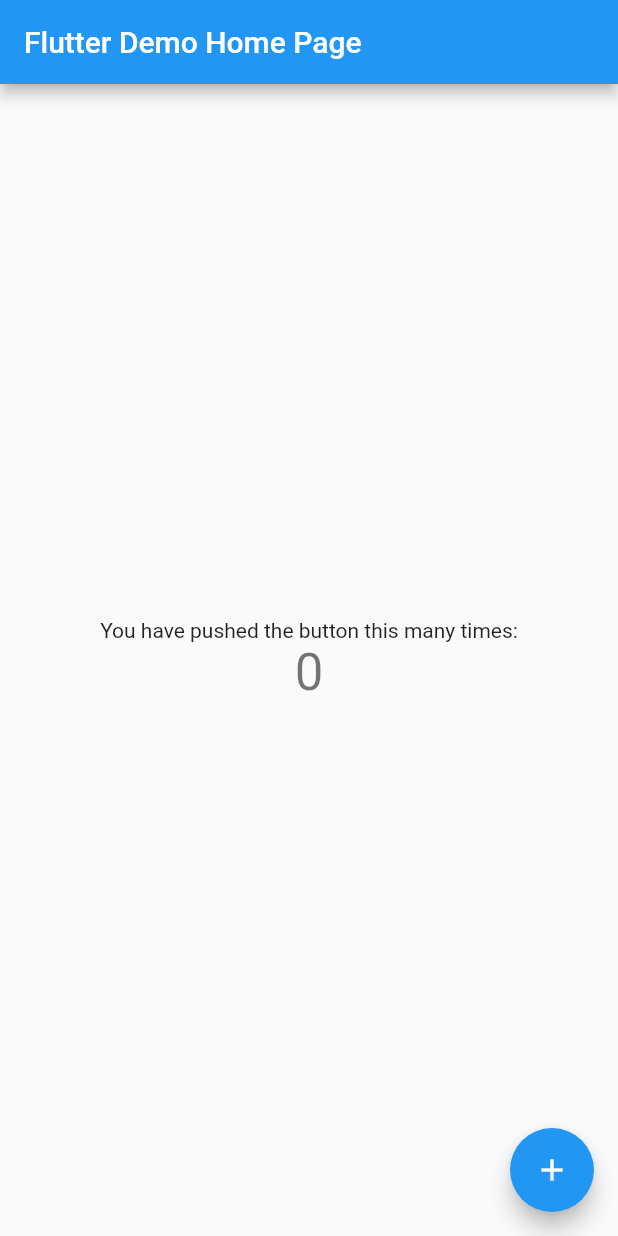
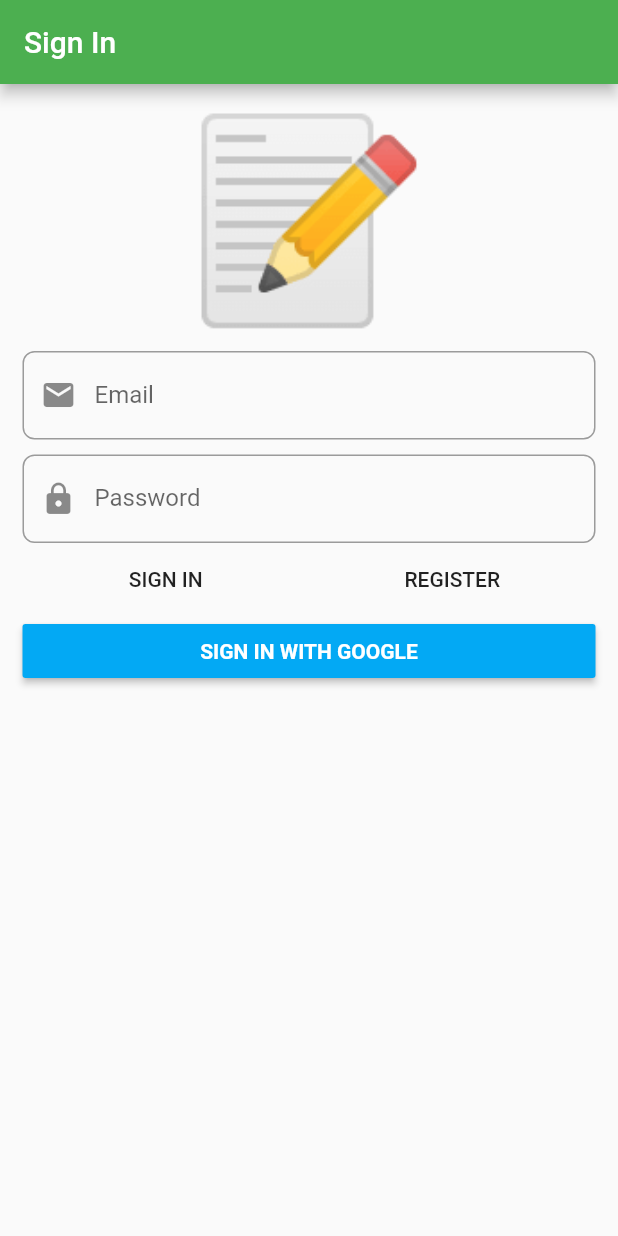
Before and after one commit to GuiFSs/Notes_Firebase_DDD_Course, a Flutter app: the screen it shows after launch, on a phone screen of 412 x 824 dp. Run offline on Flutter 3.47's test engine with Material 2 defaults, Android fonts, the phone set to English and light mode, and no system bars; our stand-ins replace dartz, firebase_auth, flushbar, flutter_mobx, freezed_annotation, get_it and 3 more; accounts and stored records are empty; generated files the repository leaves out were written again; statements that could not run were skipped.

Commit message:
finished video #8

```diff
--- a/lib/domain/auth/value_objects.dart
+++ b/lib/domain/auth/value_objects.dart
@@ -4,6 +4,7 @@ import 'package:notes_firebase_DDD_course/domain/core/value_objects.dart';
 import 'package:notes_firebase_DDD_course/domain/core/value_validators.dart';
 
 class EmailAddress extends ValueObject<String> {
+  @override
   final Either<ValueFailure<String>, String> value;
 
   factory EmailAddress(String input) {
@@ -15,6 +16,7 @@ class EmailAddress extends ValueObject<String> {
 }
 
 class Password extends ValueObject<String> {
+  @override
   final Either<ValueFailure<String>, String> value;
 
   factory Password(String input) {
--- /dev/null
+++ b/lib/injection.dart
@@ -0,0 +1,11 @@
+import 'package:get_it/get_it.dart';
+import 'package:injectable/injectable.dart';
+
+import 'injection.iconfig.dart';
+
+final GetIt getIt = GetIt.instance;
+
+@injectableInit
+void configureInjection(String env) {
+  $initGetIt(getIt, environment: env);
+}
--- a/lib/main.dart
+++ b/lib/main.dart
@@ -1,117 +1,9 @@
 import 'package:flutter/material.dart';
+import 'package:injectable/injectable.dart';
+import 'package:notes_firebase_DDD_course/injection.dart';
+import 'package:notes_firebase_DDD_course/presentation/core/app_widget.dart';
 
 void main() {
-  runApp(MyApp());
+  configureInjection(Environment.prod);
+  runApp(App());
 }
-
-class MyApp extends StatelessWidget {
-  // This widget is the root of your application.
-  @override
-  Widget build(BuildContext context) {
-    return MaterialApp(
-      title: 'Flutter Demo',
-      theme: ThemeData(
-        // This is the theme of your application.
-        //
-        // Try running your application with "flutter run". You'll see the
-        // application has a blue toolbar. Then, without quitting the app, try
-        // changing the primarySwatch below to Colors.green and then invoke
-        // "hot reload" (press "r" in the console where you ran "flutter run",
-        // or simply save your changes to "hot reload" in a Flutter IDE).
-        // Notice that the counter didn't reset back to zero; the application
-        // is not restarted.
-        primarySwatch: Colors.blue,
-        // This makes the visual density adapt to the platform that you run
-        // the app on. For desktop platforms, the controls will be smaller and
-        // closer together (more dense) than on mobile platforms.
-        visualDensity: VisualDensity.adaptivePlatformDensity,
-      ),
-      home: MyHomePage(title: 'Flutter Demo Home Page'),
-    );
-  }
-}
-
-class MyHomePage extends StatefulWidget {
-  MyHomePage({Key key, this.title}) : super(key: key);
-
-  // This widget is the home page of your application. It is stateful, meaning
-  // that it has a State object (defined below) that contains fields that affect
-  // how it looks.
-
-  // This class is the configuration for the state. It holds the values (in this
-  // case the title) provided by the parent (in this case the App widget) and
-  // used by the build method of the State. Fields in a Widget subclass are
-  // always marked "final".
-
-  final String title;
-
-  @override
-  _MyHomePageState createState() => _MyHomePageState();
-}
-
-class _MyHomePageState extends State<MyHomePage> {
-  int _counter = 0;
-
-  void _incrementCounter() {
-    setState(() {
-      // This call to setState tells the Flutter framework that something has
-      // changed in this State, which causes it to rerun the build method below
-      // so that the display can reflect the updated values. If we changed
-      // _counter without calling setState(), then the build method would not be
-      // called again, and so nothing would appear to happen.
-      _counter++;
-    });
-  }
-
-  @override
-  Widget build(BuildContext context) {
-    // This method is rerun every time setState is called, for instance as done
-    // by the _incrementCounter method above.
-    //
-    // The Flutter framework has been optimized to make rerunning build methods
-    // fast, so that you can just rebuild anything that needs updating rather
-    // than having to individually change instances of widgets.
-    return Scaffold(
-      appBar: AppBar(
-        // Here we take the value from the MyHomePage object that was created by
-        // the App.build method, and use it to set our appbar title.
-        title: Text(widget.title),
-      ),
-      body: Center(
-        // Center is a layout widget. It takes a single child and positions it
-        // in the middle of the parent.
-        child: Column(
-          // Column is also a layout widget. It takes a list of children and
-          // arranges them vertically. By default, it sizes itself to fit its
-          // children horizontally, and tries to be as tall as its parent.
-          //
-          // Invoke "debug painting" (press "p" in the console, choose the
-          // "Toggle Debug Paint" action from the Flutter Inspector in Android
-          // Studio, or the "Toggle Debug Paint" command in Visual Studio Code)
-          // to see the wireframe for each widget.
-          //
-          // Column has various properties to control how it sizes itself and
-          // how it positions its children. Here we use mainAxisAlignment to
-          // center the children vertically; the main axis here is the vertical
-          // axis because Columns are vertical (the cross axis would be
-          // horizontal).
-          mainAxisAlignment: MainAxisAlignment.center,
-          children: <Widget>[
-            Text(
-              'You have pushed the button this many times:',
-            ),
-            Text(
-              '$_counter',
-              style: Theme.of(context).textTheme.headline4,
-            ),
-          ],
-        ),
-      ),
-      floatingActionButton: FloatingActionButton(
-        onPressed: _incrementCounter,
-        tooltip: 'Increment',
-        child: Icon(Icons.add),
-      ), // This trailing comma makes auto-formatting nicer for build methods.
-    );
-  }
-}
--- /dev/null
+++ b/lib/presentation/core/app_widget.dart
@@ -0,0 +1,22 @@
+import 'package:flutter/material.dart';
+import 'package:notes_firebase_DDD_course/presentation/sign_in/sign_in_page.dart';
+
+class App extends StatelessWidget {
+  @override
+  Widget build(BuildContext context) {
+    return MaterialApp(
+      title: 'Notes',
+      debugShowCheckedModeBanner: false,
+      theme: ThemeData.light().copyWith(
+        primaryColor: Colors.green,
+        accentColor: Colors.blueAccent,
+        inputDecorationTheme: InputDecorationTheme(
+          border: OutlineInputBorder(
+            borderRadius: BorderRadius.circular(8),
+          ),
+        ),
+      ),
+      home: SignIn(),
+    );
+  }
+}
--- /dev/null
+++ b/lib/presentation/sign_in/sign_in_page.dart
@@ -0,0 +1,64 @@
+import 'package:dartz/dartz.dart' as dartz;
+import 'package:flushbar/flushbar_helper.dart';
+import 'package:flutter/material.dart';
+import 'package:mobx/mobx.dart';
+import 'package:notes_firebase_DDD_course/application/auth/sign_in_form/sign_in_form_view_model.dart';
+import 'package:notes_firebase_DDD_course/domain/auth/auth_failure.dart';
+
+import 'package:notes_firebase_DDD_course/injection.dart';
+import 'package:notes_firebase_DDD_course/presentation/sign_in/widgets/sign_in_form.dart';
+
+class SignIn extends StatefulWidget {
+  @override
+  _SignInState createState() => _SignInState();
+}
+
+class _SignInState extends State<SignIn> {
+  List<ReactionDisposer> _disposers;
+  final _signInFormViewModel = getIt<SignInFormViewModel>();
+
+  @override
+  void initState() {
+    super.initState();
+    _disposers = [
+      reaction<dartz.Either<AuthFailure, dartz.Unit>>(
+        (_) => _signInFormViewModel.authFailureOrSuccess.fold(
+          () => null,
+          (either) => either,
+        ),
+        (either) => either.fold(
+          (failure) => FlushbarHelper.createError(
+            message: failure.map(
+              cancelledByUser: (_) => 'Cancelled',
+              serverError: (_) => 'Server error',
+              emailAlreadyInUse: (_) => 'Email already in use',
+              invalidEmailAndPasswordCombination: (_) =>
+                  'Invalid email and password combination',
+            ),
+          ).show(context),
+          (_) {
+            // TODO: Navigate to app
+          },
+        ),
+      ),
+    ];
+  }
+
+  @override
+  void dispose() {
+    super.dispose();
+    for (final disposable in _disposers) {
+      disposable();
+    }
+  }
+
+  @override
+  Widget build(BuildContext context) {
+    return Scaffold(
+      appBar: AppBar(
+        title: const Text('Sign In'),
+      ),
+      body: SignInForm(_signInFormViewModel),
+    );
+  }
+}
--- /dev/null
+++ b/lib/presentation/sign_in/widgets/sign_in_form.dart
@@ -0,0 +1,91 @@
+import 'package:flutter/material.dart';
+import 'package:flutter/widgets.dart';
+import 'package:flutter_mobx/flutter_mobx.dart';
+import 'package:notes_firebase_DDD_course/application/auth/sign_in_form/sign_in_form_view_model.dart';
+
+class SignInForm extends StatelessWidget {
+  final SignInFormViewModel signInFormViewModel;
+
+  const SignInForm(this.signInFormViewModel);
+
+  @override
+  Widget build(BuildContext context) {
+    return Observer(builder: (_) {
+      return Form(
+          autovalidate: signInFormViewModel.showErrorMessage,
+          child: ListView(
+            padding: const EdgeInsets.all(15),
+            children: <Widget>[
+              const Text(
+                '📝',
+                style: TextStyle(fontSize: 130),
+                textAlign: TextAlign.center,
+              ),
+              const SizedBox(height: 10),
+              TextFormField(
+                decoration: InputDecoration(
+                  prefixIcon: Icon(Icons.email),
+                  labelText: 'Email',
+                ),
+                autocorrect: false,
+                onChanged: (value) =>
+                    signInFormViewModel.setEmailAddress(value),
+                validator: (_) => signInFormViewModel.emailAddress.value.fold(
+                  (f) => f.maybeMap(
+                    invalidEmail: (_) => 'Invalid Email',
+                    orElse: () => null,
+                  ),
+                  (_) => null,
+                ),
+              ),
+              const SizedBox(height: 10),
+              TextFormField(
+                obscureText: true,
+                decoration: const InputDecoration(
+                  prefixIcon: Icon(Icons.lock),
+                  labelText: 'Password',
+                ),
+                autocorrect: false,
+                onChanged: (value) => signInFormViewModel.setPassword(value),
+                validator: (_) => signInFormViewModel.password.value.fold(
+                  (f) => f.maybeMap(
+                    shortPassword: (_) => 'Short Password',
+                    orElse: () => null,
+                  ),
+                  (_) => null,
+                ),
+              ),
+              Row(
+                children: <Widget>[
+                  Expanded(
+                    child: FlatButton(
+                      onPressed:
+                          signInFormViewModel.signInWithEmailAndPasswordPressed,
+                      child: const Text('SIGN IN'),
+                    ),
+                  ),
+                  Expanded(
+                    child: FlatButton(
+                      onPressed: signInFormViewModel
+                          .registerWithEmailAndPasswordPressed,
+                      child: const Text('REGISTER'),
+                    ),
+                  ),
+                ],
+              ),
+              RaisedButton(
+                onPressed: signInFormViewModel.signInWithGooglePressed,
+                color: Colors.lightBlue,
+                child: Text(
+                  'SIGN IN WITH GOOGLE',
+                  style: TextStyle(
+                    color: Colors.white,
+                    fontWeight: FontWeight.bold,
+                  ),
+                ),
+              ),
+            ],
+          ));
+    });
+  }
+}
```
Also changed, not shown: analysis_options.yaml (added, +12 -0 lines), lib/application/auth/sign_in_form/sign_in_form_view_model.dart (+19 -8 lines), lib/application/auth/sign_in_form/usecases/perform_action_on_auth_facade_with_email_and_password.dart (+8 -5 lines), lib/application/auth/sign_in_form/usecases/register_with_email_and_password.dart (+16 -9 lines), lib/application/auth/sign_in_form/usecases/signIn_with_email_and_password.dart (+10 -4 lines), lib/application/auth/sign_in_form/usecases/sign_in_with_google.dart (+9 -4 lines), lib/infrastructure/core/firebase_injectable_module.dart (added, +13 -0 lines), lib/infrastructure/firebase_auth_facade.dart (+4 -3 lines), lib/injection.iconfig.dart (added, +43 -0 lines), pubspec.yaml (+12 -7 lines), lib/application/auth/sign_in_form/sign_in_form_view_model.g.dart, pubspec.lock.
